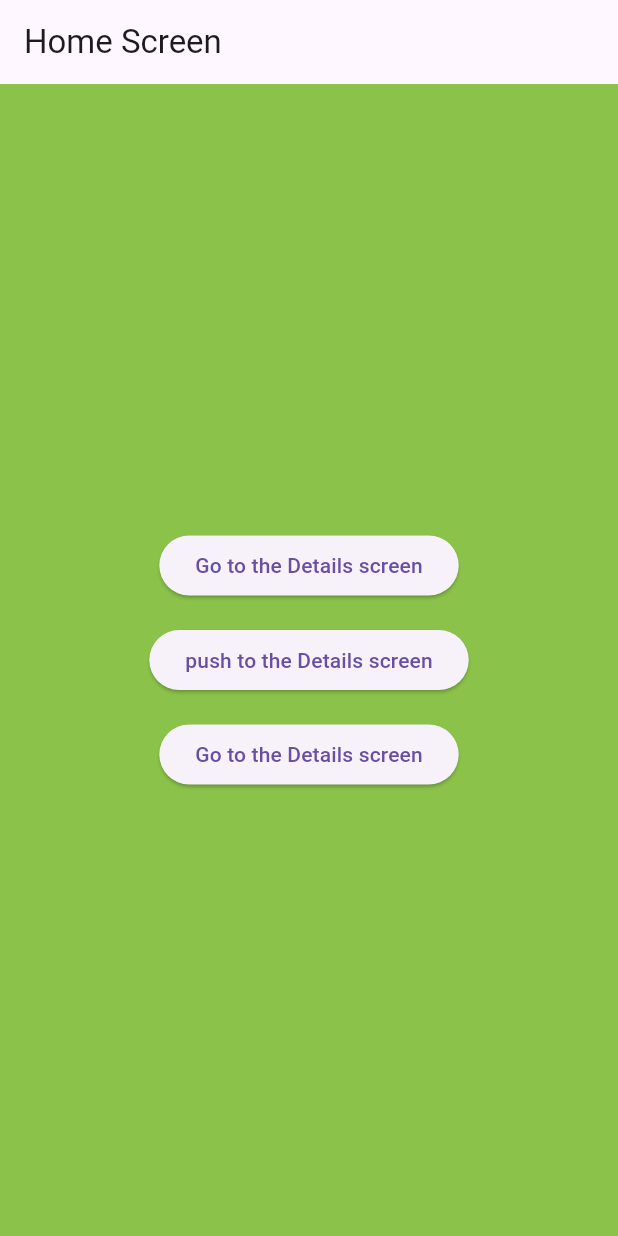
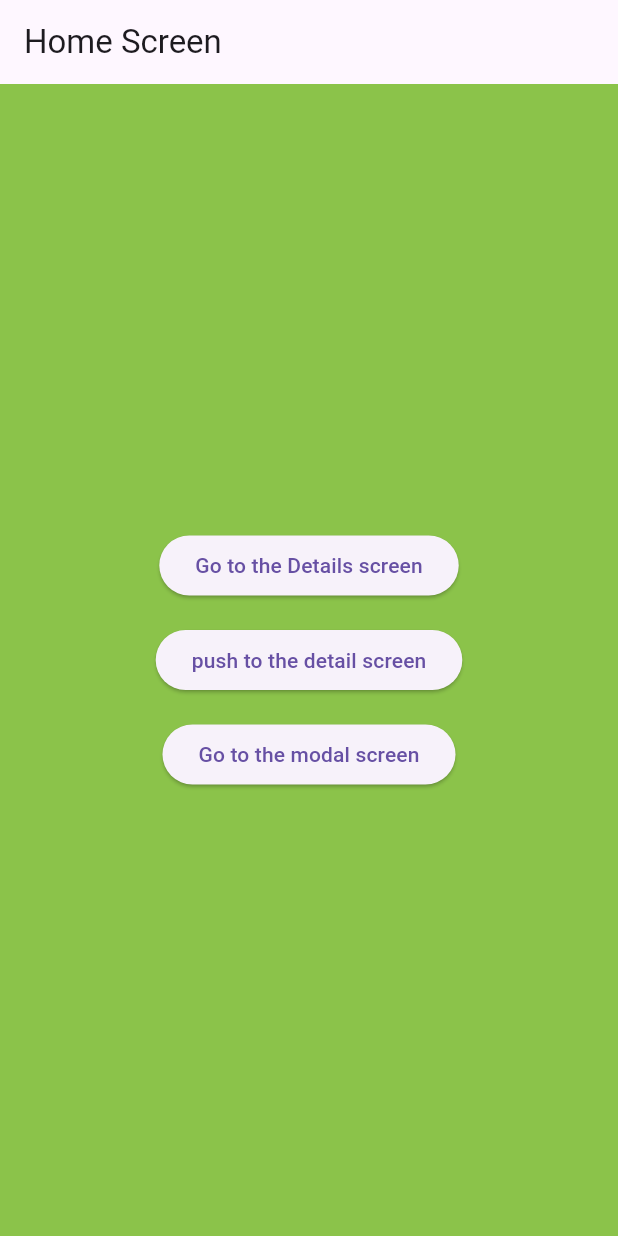
Before and after one commit to BawarX/go_router_presentation, a Flutter app: the screen it shows after launch, on a phone screen of 412 x 824 dp. Run offline on Flutter 3.47's test engine with Material 3 defaults, Android fonts, the phone set to English and light mode, and no system bars; our stand-ins replace go_router.

Commit message:
changed naems

```diff
--- a/lib/main.dart
+++ b/lib/main.dart
@@ -61,14 +61,14 @@ class HomeScreen extends StatelessWidget {
             ),
             ElevatedButton(
               onPressed: () => context.push('/details'),
-              child: const Text('push to the Details screen'),
+              child: const Text('push to the detail screen'),
             ),
             const SizedBox(
               height: 15,
             ),
             ElevatedButton(
               onPressed: () => context.go('/modal'),
-              child: const Text('Go to the Details screen'),
+              child: const Text('Go to the modal screen'),
             ),
           ],
         ),
```
